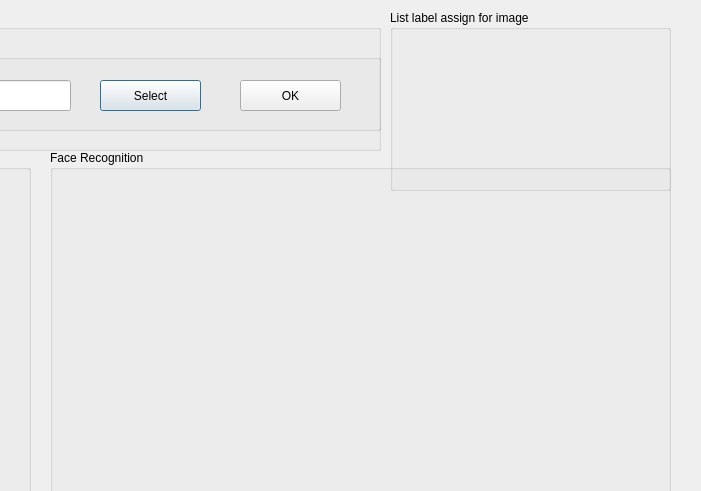
Above: mainscreen.ui from tabk30/FaceRecognition before the change; both pictures show x 600 to 1301 and y 0 to 491 of the 1301 by 686 pixel window. Below: the same form after it.
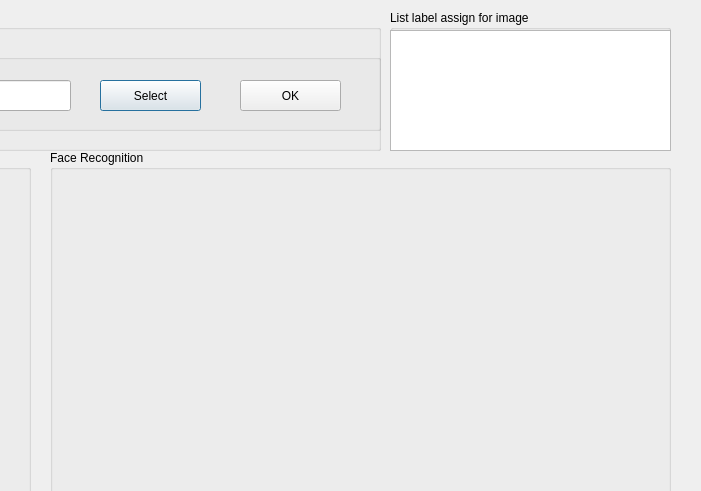
That is the form after the change.

Patch:
```diff
--- a/mainscreen.ui
+++ b/mainscreen.ui
@@ -132,6 +132,22 @@
      <string/>
     </property>
    </widget>
+   <widget class="QLabel" name="FR_Result">
+    <property name="geometry">
+     <rect>
+      <x>80</x>
+      <y>80</y>
+      <width>251</width>
+      <height>151</height>
+     </rect>
+    </property>
+    <property name="midLineWidth">
+     <number>1</number>
+    </property>
+    <property name="text">
+     <string/>
+    </property>
+   </widget>
   </widget>
   <widget class="QGroupBox" name="groupBox_4">
    <property name="geometry">
@@ -139,27 +155,21 @@
      <x>990</x>
      <y>10</y>
      <width>281</width>
-     <height>181</height>
+     <height>141</height>
     </rect>
    </property>
    <property name="title">
     <string>List label assign for image</string>
    </property>
-   <widget class="QLabel" name="FR_Result">
+   <widget class="QTextBrowser" name="ResultLB">
     <property name="geometry">
      <rect>
-      <x>20</x>
-      <y>30</y>
-      <width>251</width>
-      <height>151</height>
+      <x>0</x>
+      <y>20</y>
+      <width>281</width>
+      <height>121</height>
      </rect>
     </property>
-    <property name="midLineWidth">
-     <number>1</number>
-    </property>
-    <property name="text">
-     <string/>
-    </property>
    </widget>
   </widget>
  </widget>
```
